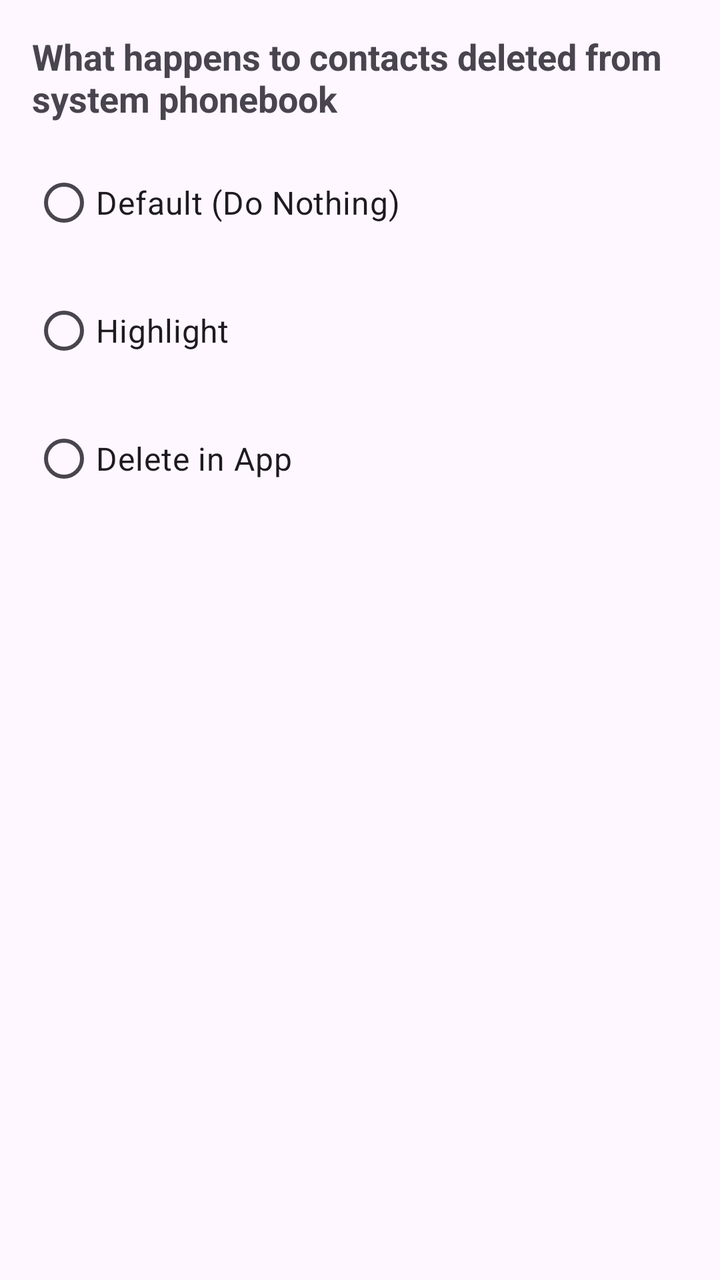
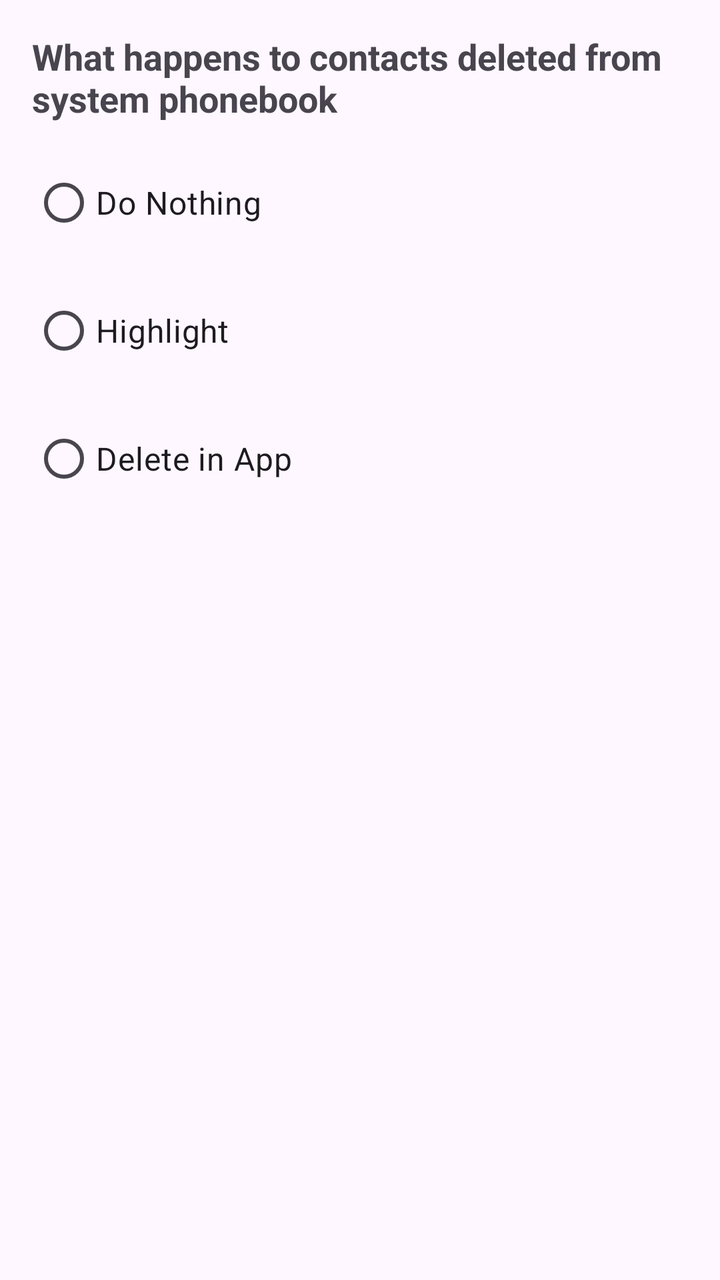

An Android layout rendered at two revisions. The XML below is the earlier revision; the diff shows what the commit changed to produce the second picture.
<!-- AndroidManifest.xml: application theme Theme.CallSwitch -->
<!-- res/layout/bottom_sheet_deleted_contacts_settings.xml -->
<?xml version="1.0" encoding="utf-8"?>
<LinearLayout xmlns:android="http://schemas.android.com/apk/res/android"
    android:layout_width="match_parent"
    android:layout_height="wrap_content"
    android:orientation="vertical">
    <TextView
        android:layout_marginHorizontal="16dp"
        android:layout_width="match_parent"
        android:layout_height="wrap_content"
        android:layout_marginTop="16dp"
        android:text="What happens to contacts deleted from system phonebook"
        android:textSize="18sp"
        android:textStyle="bold"
        />
    <RadioGroup
        android:layout_width="match_parent"
        android:layout_height="wrap_content"
        android:layout_marginBottom="16dp"
        android:layout_marginTop="16dp">
        <RadioButton
            android:textSize="16sp"
            android:layout_marginHorizontal="16dp"
            android:layout_width="match_parent"
            android:layout_height="wrap_content"
            android:text="@string/default_do_nothing"/>
        <RadioButton
            android:textSize="16sp"
            android:layout_marginHorizontal="16dp"
            android:layout_marginTop="16dp"
            android:layout_width="match_parent"
            android:layout_height="wrap_content"
            android:text="@string/highlight"/>
        <RadioButton
            android:textSize="16sp"
            android:layout_marginHorizontal="16dp"
            android:layout_marginTop="16dp"
            android:layout_width="match_parent"
            android:layout_height="wrap_content"
            android:text="@string/delete_in_app"/>
    </RadioGroup>
</LinearLayout>
<!-- resources referenced by this layout -->
<resources>
  <string name="default_do_nothing">Default (Do Nothing)</string>
  <string name="delete_in_app">Delete in App</string>
  <string name="highlight">Highlight</string>
  <style name="Theme.CallSwitch" parent="Base.Theme.CallSwitch" />
  <style name="Base.Theme.CallSwitch" parent="Theme.Material3.DayNight.NoActionBar">
          
          
          <item name="colorSurface">@color/blue</item>
          <item name="toolbarStyle">@style/Widget.App.Toolbar</item>
          <item name="bottomNavigationStyle">@style/Widget.App.BottomNavigationView</item>
      </style>
  <color name="blue">#2C5EAD</color>
  <style name="Widget.App.Toolbar" parent="Widget.Material3.Toolbar">
          <item name="materialThemeOverlay">@style/ThemeOverlay.App.Toolbar</item>
      </style>
  <style name="Widget.App.BottomNavigationView" parent="Widget.Material3.BottomNavigationView">
          <item name="materialThemeOverlay">@style/ThemeOverlay.App.BottomNavigationView</item>
      </style>
  <style name="ThemeOverlay.App.Toolbar" parent="">
          <item name="colorSurface">@color/blue</item>
          <item name="colorOnSurface">@color/blue</item>
          <item name="colorSurfaceContainer">@color/blue</item>
          <item name="colorOnSurfaceVariant">@color/white</item>
          <item name="titleTextColor">@color/white</item>
          <item name="iconTint">@color/white</item>
          <item name="textAppearanceTitleLarge">@style/TextAppearance.App.TitleLarge</item>
          <item name="textAppearanceTitleMedium">@style/TextAppearance.App.TitleMedium</item>
      </style>
  <style name="ThemeOverlay.App.BottomNavigationView" parent="">
          
          <item name="colorOnSurfaceVariant">@color/white</item>
          
          <item name="colorSurfaceContainer">@color/blue</item>
          
          <item name="colorSecondary">@color/blue</item>
          
          <item name="colorSecondaryContainer">@color/white</item>
          
          <item name="colorOnSecondaryContainer">@color/blue</item>
      </style>
  <color name="white">#FFFFFFFF</color>
  <style name="TextAppearance.App.TitleLarge" parent="TextAppearance.Material3.TitleLarge">
          
          
      </style>
  <style name="TextAppearance.App.TitleMedium" parent="TextAppearance.Material3.TitleMedium">
          
          
      </style>
</resources>

<!-- the commit's change to res/layout/bottom_sheet_deleted_contacts_settings.xml (unified diff, before → after) -->
@@ -13,17 +13,20 @@
         android:textStyle="bold"
         />
     <RadioGroup
+        android:id="@+id/settings_deleted_contacts_radio_group"
         android:layout_width="match_parent"
         android:layout_height="wrap_content"
         android:layout_marginBottom="16dp"
         android:layout_marginTop="16dp">
         <RadioButton
+            android:id="@+id/settings_deleted_contacts_do_nothing"
             android:textSize="16sp"
             android:layout_marginHorizontal="16dp"
             android:layout_width="match_parent"
             android:layout_height="wrap_content"
-            android:text="@string/default_do_nothing"/>
+            android:text="@string/do_nothing"/>
         <RadioButton
+            android:id="@+id/settings_deleted_contacts_highlight"
             android:textSize="16sp"
             android:layout_marginHorizontal="16dp"
             android:layout_marginTop="16dp"
@@ -31,6 +34,7 @@
             android:layout_height="wrap_content"
             android:text="@string/highlight"/>
         <RadioButton
+            android:id="@+id/settings_deleted_contacts_delete"
             android:textSize="16sp"
             android:layout_marginHorizontal="16dp"
             android:layout_marginTop="16dp"
<!-- resource entries referenced after the edit -->
@@ -1,7 +1,7 @@
 <!-- resources referenced by this layout -->
 <resources>
-  <string name="default_do_nothing">Default (Do Nothing)</string>
   <string name="delete_in_app">Delete in App</string>
+  <string name="do_nothing">Do Nothing</string>
   <string name="highlight">Highlight</string>
   <style name="Theme.CallSwitch" parent="Base.Theme.CallSwitch" />
   <style name="Base.Theme.CallSwitch" parent="Theme.Material3.DayNight.NoActionBar">
